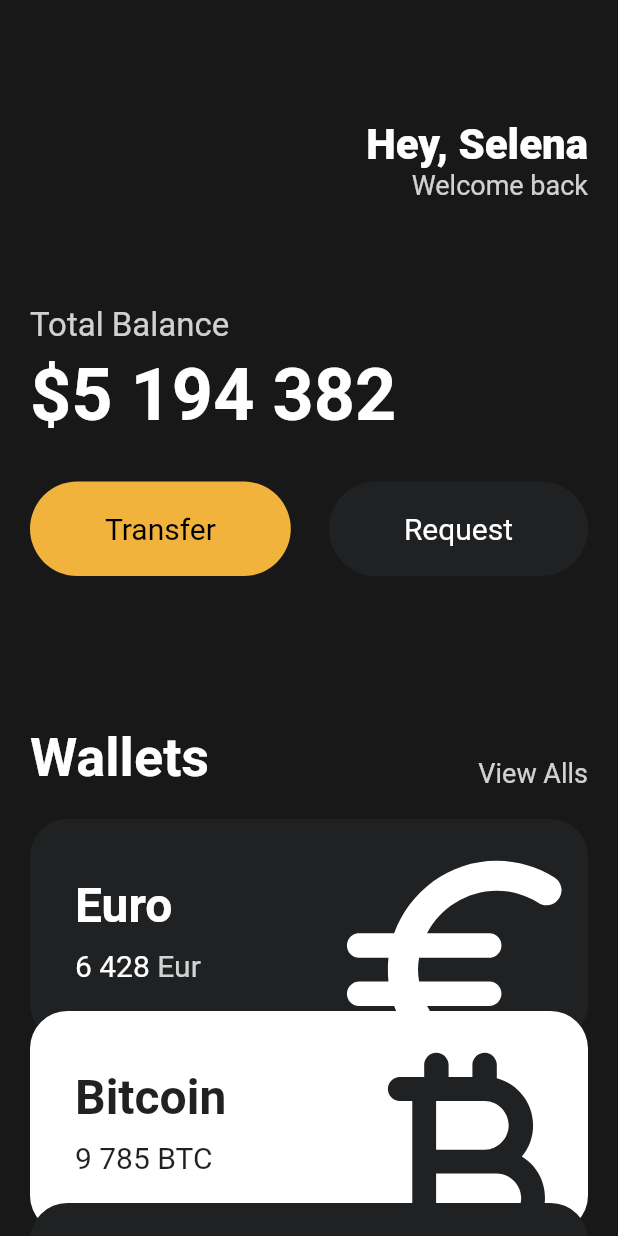
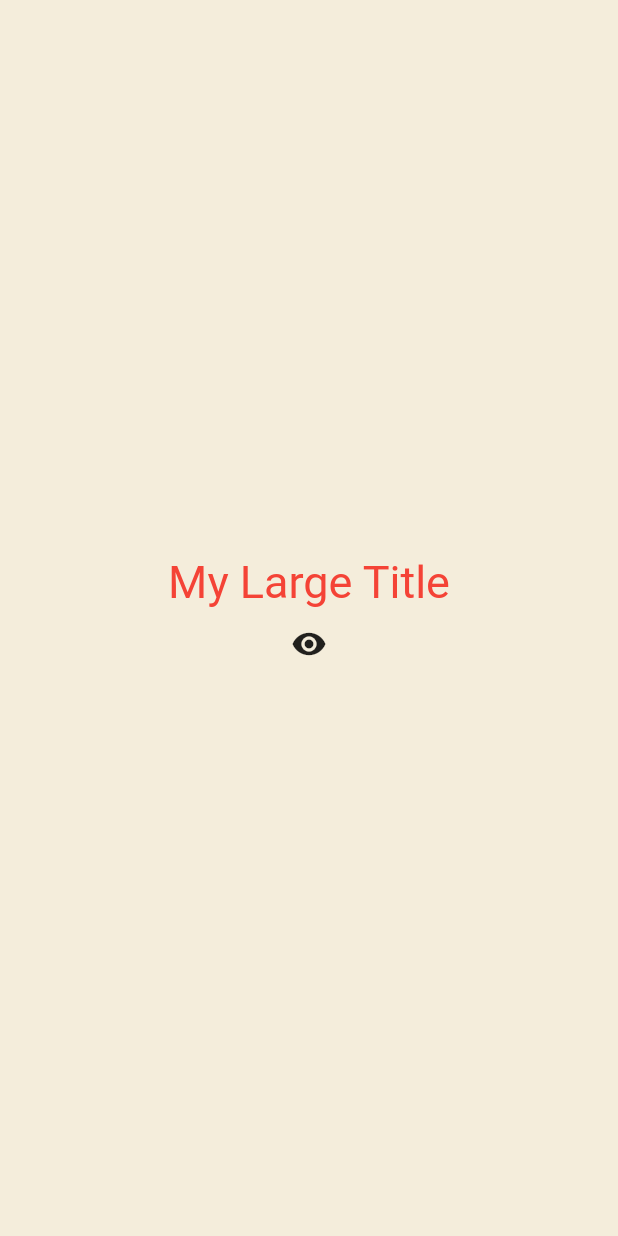
Before and after one commit to go-coding1/FlutterStudy, a Flutter app: the screen it shows after launch, on a phone screen of 412 x 824 dp. Run offline on Flutter 3.47's test engine with Material 2 defaults, Android fonts, the phone set to English and light mode, and no system bars.

```diff
--- a/toonflix/lib/main.dart
+++ b/toonflix/lib/main.dart
@@ -1,147 +1,94 @@
 import 'package:flutter/material.dart';
-import 'package:toonflix/widgets/button.dart';
-import 'package:toonflix/widgets/currency_card.dart';
 
 void main() {
   runApp(const App());
 }
 
-class App extends StatelessWidget {
+class App extends StatefulWidget {
   const App({super.key});
+
+  @override
+  State<App> createState() => _AppState();
+}
+
+class _AppState extends State<App> {
+  bool showTitle = true;
+  List<int> numbers = [];
+
+  void onClicked() {
+    setState(() {
+      numbers.add(numbers.length);
+    });
+  }
+
+  void toggle() {
+    setState(() {
+      showTitle = !showTitle;
+    });
+  }
 
   @override
   Widget build(BuildContext context) {
     return MaterialApp(
+      theme: ThemeData(
+        textTheme: const TextTheme(
+          titleLarge: TextStyle(
+            color: Colors.red,
+          ),
+        ),
+      ),
       home: Scaffold(
-        backgroundColor: const Color(0xFF181818),
-        body: SingleChildScrollView(
-          child: Padding(
-            padding: const EdgeInsets.symmetric(horizontal: 20),
-            child: Column(
-              crossAxisAlignment: CrossAxisAlignment.start,
-              children: [
-                const SizedBox(
-                  height: 80,
-                ),
-                Row(
-                  mainAxisAlignment: MainAxisAlignment.end,
-                  children: [
-                    Column(
-                      crossAxisAlignment: CrossAxisAlignment.end,
-                      children: [
-                        const Text('Hey, Selena',
-                            style: TextStyle(
-                              color: Colors.white,
-                              fontSize: 28,
-                              fontWeight: FontWeight.w800,
-                            )),
-                        Text('Welcome back',
-                            style: TextStyle(
-                              color: Colors.white.withOpacity(0.8),
-                              fontSize: 18,
-                            )),
-                      ],
-                    )
-                  ],
-                ),
-                const SizedBox(
-                  height: 70,
-                ),
-                Text(
-                  'Total Balance',
-                  style: TextStyle(
-                    fontSize: 22,
-                    color: Colors.white.withOpacity(0.8),
-                  ),
-                ),
-                const SizedBox(
-                  height: 5,
-                ),
-                const Text(
-                  '\$5 194 382',
-                  style: TextStyle(
-                    fontSize: 48,
-                    fontWeight: FontWeight.w600,
-                    color: Colors.white,
-                  ),
-                ),
-                const SizedBox(
-                  height: 30,
-                ),
-                Row(
-                  mainAxisAlignment: MainAxisAlignment.spaceBetween,
-                  children: const [
-                    Button(
-                      text: 'Transfer',
-                      bgColor: Color(0xFFF1B33B),
-                      textColor: Colors.black,
-                    ),
-                    Button(
-                      text: 'Request',
-                      bgColor: Color(0xFF1F2123),
-                      textColor: Colors.white,
-                    ),
-                  ],
-                ),
-                const SizedBox(
-                  height: 100,
-                ),
-                Row(
-                  crossAxisAlignment: CrossAxisAlignment.end,
-                  mainAxisAlignment: MainAxisAlignment.spaceBetween,
-                  children: [
-                    const Text(
-                      'Wallets',
-                      style: TextStyle(
-                        color: Colors.white,
-                        fontSize: 36,
-                        fontWeight: FontWeight.w600,
-                      ),
-                    ),
-                    Text(
-                      'View Alls',
-                      style: TextStyle(
-                        color: Colors.white.withOpacity(0.8),
-                        fontSize: 18,
-                      ),
-                    ),
-                  ],
-                ),
-                const SizedBox(
-                  height: 20,
-                ),
-                const CurrencyCard(
-                  name: 'Euro',
-                  code: 'Eur',
-                  amount: '6 428',
-                  icon: Icons.euro_rounded,
-                  isInverted: false,
-                ),
-                Transform.translate(
-                  offset: const Offset(0, -20),
-                  child: const CurrencyCard(
-                    name: 'Bitcoin',
-                    code: 'BTC',
-                    amount: '9 785',
-                    icon: Icons.currency_bitcoin_rounded,
-                    isInverted: true,
-                  ),
-                ),
-                Transform.translate(
-                  offset: const Offset(0, -40),
-                  child: const CurrencyCard(
-                    name: 'Dollar',
-                    code: 'USD',
-                    amount: '485',
-                    icon: Icons.attach_money_outlined,
-                    isInverted: false,
-                  ),
-                ),
-              ],
-            ),
+        backgroundColor: const Color(0xFFF4EDDB),
+        body: Center(
+          child: Column(
+            mainAxisAlignment: MainAxisAlignment.center,
+            children: [
+              showTitle ? const MyLargeTitle() : const Text('Nothing'),
+              IconButton(
+                onPressed: toggle,
+                icon: const Icon(Icons.remove_red_eye),
+              ),
+            ],
           ),
         ),
       ),
     );
   }
 }
+
+class MyLargeTitle extends StatefulWidget {
+  const MyLargeTitle({
+    super.key,
+  });
+
+  @override
+  State<MyLargeTitle> createState() => _MyLargeTitleState();
+}
+
+class _MyLargeTitleState extends State<MyLargeTitle> {
+  @override
+  void initState() {
+    // TODO: implement initState
+    super.initState();
+    print('initState');
+  }
+
+  @override
+  void dispose() {
+    // TODO: implement dispose
+    super.dispose();
+    print('disPose');
+  }
+
+  @override
+  Widget build(BuildContext context) {
+    print('build');
+    return Text(
+      'My Large Title',
+      style: TextStyle(
+        fontSize: 30,
+        color: Theme.of(context).textTheme.titleLarge!.color,
+      ),
+    );
+  }
+}
```
